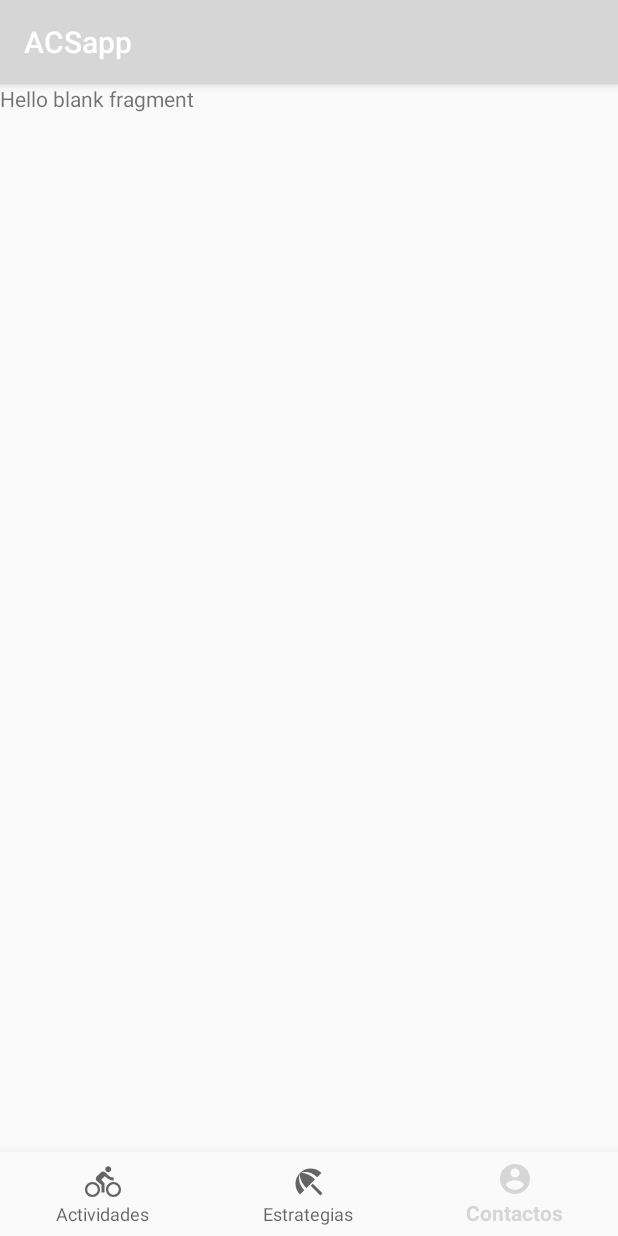
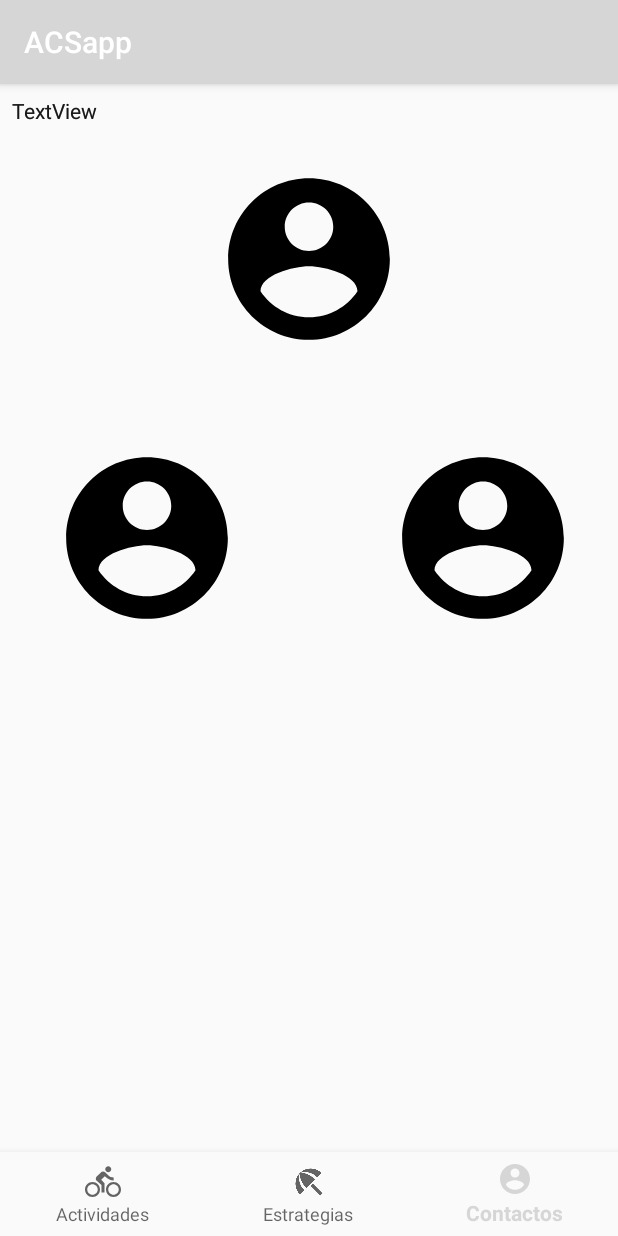
Before and after one commit to andresfelipe9619/ACSapp, an Android app: the screen it shows after launch (HomeActivity), item 3 of the bottom bar chosen, on a phone screen of 412 x 824 dp. Run offline under Robolectric (Android 15) with nearby library versions, the phone set to English and light mode, and no system bars.

Commit message:
splash activity and basic navigation

```diff
--- a/app/build.gradle
+++ b/app/build.gradle
@@ -4,7 +4,7 @@ android {
     compileSdkVersion 26
     defaultConfig {
         applicationId "com.example.hp.acsapp"
-        minSdkVersion 15
+        minSdkVersion 17
         targetSdkVersion 26
         versionCode 1
         versionName "1.0"
--- a/app/src/main/java/com/example/hp/acsapp/HomeActivity.java
+++ b/app/src/main/java/com/example/hp/acsapp/HomeActivity.java
@@ -11,6 +11,7 @@ import android.view.MenuItem;
 import android.widget.TextView;
 
 import com.example.hp.acsapp.actividades.ActividadesFragment;
+import com.example.hp.acsapp.contactos.ContactoFragment;
 import com.example.hp.acsapp.estrategias.EstrategiasFragment;
 import com.example.hp.acsapp.estrategias.EstrategiasPresenter;
 
@@ -19,7 +20,7 @@ import com.example.hp.acsapp.estrategias.EstrategiasPresenter;
  */
 
 public class HomeActivity extends AppCompatActivity implements ActividadesFragment.OnFragmentInteractionListener,
-        EstrategiasFragment.OnFragmentInteractionListener, ContactosFragment.OnFragmentInteractionListener {
+        EstrategiasFragment.OnFragmentInteractionListener, ContactoFragment.OnFragmentInteractionListener {
 
     private EstrategiasPresenter presentadorEstrategias;
     private TextView mTextMessage;
@@ -40,7 +41,7 @@ public class HomeActivity extends AppCompatActivity implements ActividadesFragme
                     transaction.replace(R.id.content, new EstrategiasFragment()).addToBackStack(null).commit();
                     return true;
                 case R.id.navigation_contactos:
-                    transaction.replace(R.id.content, new ContactosFragment()).addToBackStack(null).commit();
+                    transaction.replace(R.id.content, new ContactoFragment()).addToBackStack(null).commit();
                     return true;
             }
             return false;
@@ -52,11 +53,18 @@ public class HomeActivity extends AppCompatActivity implements ActividadesFragme
         super.onCreate(savedInstanceState);
         setContentView(R.layout.activity_home);
 
+        FragmentManager manager = getSupportFragmentManager();
+        FragmentTransaction transaction = manager.beginTransaction();
+
+        transaction.add(R.id.content, new ActividadesFragment())
+                .addToBackStack(null)
+                .commit();
+
         BottomNavigationView navigation = (BottomNavigationView) findViewById(R.id.navigation);
         navigation.setOnNavigationItemSelectedListener(mOnNavigationItemSelectedListener);
 
-        EstrategiasFragment fragmentoEstrategias = new EstrategiasFragment();
-        presentadorEstrategias = new EstrategiasPresenter(fragmentoEstrategias);
+//        EstrategiasFragment fragmentoEstrategias = new EstrategiasFragment();
+//        presentadorEstrategias = new EstrategiasPresenter(fragmentoEstrategias);
 
 
 
--- /dev/null
+++ b/app/src/main/java/com/example/hp/acsapp/SplashScreenActivity.java
@@ -0,0 +1,23 @@
+package com.example.hp.acsapp;
+
+import android.content.Intent;
+import android.os.Handler;
+import android.support.v7.app.AppCompatActivity;
+import android.os.Bundle;
+
+public class SplashScreenActivity extends AppCompatActivity {
+
+    @Override
+    protected void onCreate(Bundle savedInstanceState) {
+        super.onCreate(savedInstanceState);
+        setContentView(R.layout.activity_splash_screen);
+
+        new Handler().postDelayed(new Runnable(){
+            @Override
+            public void run() {
+                Intent intent = new Intent(SplashScreenActivity.this, HomeActivity.class);
+                startActivity(intent);
+            }
+        },3000);
+    }
+}
--- a/app/src/main/java/com/example/hp/acsapp/ContactosFragment.java
+++ b/app/src/main/java/com/example/hp/acsapp/contactos/ContactoFragment.java
@@ -1,4 +1,4 @@
-package com.example.hp.acsapp;
+package com.example.hp.acsapp.contactos;
 
 import android.content.Context;
 import android.net.Uri;
@@ -8,16 +8,17 @@ import android.view.LayoutInflater;
 import android.view.View;
 import android.view.ViewGroup;
 
+import com.example.hp.acsapp.R;
 
 /**
  * A simple {@link Fragment} subclass.
  * Activities that contain this fragment must implement the
- * {@link ContactosFragment.OnFragmentInteractionListener} interface
+ * {@link ContactoFragment.OnFragmentInteractionListener} interface
  * to handle interaction events.
- * Use the {@link ContactosFragment#newInstance} factory method to
+ * Use the {@link ContactoFragment#newInstance} factory method to
  * create an instance of this fragment.
  */
-public class ContactosFragment extends Fragment {
+public class ContactoFragment extends Fragment {
     // TODO: Rename parameter arguments, choose names that match
     // the fragment initialization parameters, e.g. ARG_ITEM_NUMBER
     private static final String ARG_PARAM1 = "param1";
@@ -29,7 +30,7 @@ public class ContactosFragment extends Fragment {
 
     private OnFragmentInteractionListener mListener;
 
-    public ContactosFragment() {
+    public ContactoFragment() {
         // Required empty public constructor
     }
 
@@ -39,11 +40,11 @@ public class ContactosFragment extends Fragment {
      *
      * @param param1 Parameter 1.
      * @param param2 Parameter 2.
-     * @return A new instance of fragment ContactosFragment.
+     * @return A new instance of fragment ContactoFragment.
      */
     // TODO: Rename and change types and number of parameters
-    public static ContactosFragment newInstance(String param1, String param2) {
-        ContactosFragment fragment = new ContactosFragment();
+    public static ContactoFragment newInstance(String param1, String param2) {
+        ContactoFragment fragment = new ContactoFragment();
         Bundle args = new Bundle();
         args.putString(ARG_PARAM1, param1);
         args.putString(ARG_PARAM2, param2);
@@ -64,7 +65,7 @@ public class ContactosFragment extends Fragment {
     public View onCreateView(LayoutInflater inflater, ViewGroup container,
                              Bundle savedInstanceState) {
         // Inflate the layout for this fragment
-        return inflater.inflate(R.layout.fragment_contactos2, container, false);
+        return inflater.inflate(R.layout.fragment_contactos, container, false);
     }
 
     // TODO: Rename method, update argument and hook method into UI event
--- a/app/src/main/res/layout/activity_home.xml
+++ b/app/src/main/res/layout/activity_home.xml
@@ -12,21 +12,26 @@
         android:id="@+id/navigation"
         android:layout_width="0dp"
         android:layout_height="wrap_content"
-        android:layout_marginEnd="0dp"
-        android:layout_marginStart="0dp"
         android:background="?android:attr/windowBackground"
         app:layout_constraintBottom_toBottomOf="parent"
         app:layout_constraintLeft_toLeftOf="parent"
         app:layout_constraintRight_toRightOf="parent"
+        app:layout_constraintTop_toBottomOf="@+id/content"
         app:menu="@menu/navigation" />
 
 
     <FrameLayout
         android:id="@+id/content"
-        android:layout_width="368dp"
-        android:layout_height="439dp"
-        tools:layout_editor_absoluteX="8dp"
-        tools:layout_editor_absoluteY="8dp">
+        android:layout_width="0dp"
+        android:layout_height="0dp"
+        android:layout_marginBottom="8dp"
+        android:layout_marginEnd="8dp"
+        android:layout_marginStart="8dp"
+        android:layout_marginTop="8dp"
+        app:layout_constraintBottom_toTopOf="@+id/navigation"
+        app:layout_constraintEnd_toEndOf="parent"
+        app:layout_constraintStart_toStartOf="parent"
+        app:layout_constraintTop_toTopOf="parent">
 
     </FrameLayout>
 
--- /dev/null
+++ b/app/src/main/res/layout/fragment_contactos.xml
@@ -0,0 +1,79 @@
+<FrameLayout xmlns:android="http://schemas.android.com/apk/res/android"
+    xmlns:app="http://schemas.android.com/apk/res-auto"
+    xmlns:tools="http://schemas.android.com/tools"
+    android:layout_width="match_parent"
+    android:layout_height="match_parent"
+    tools:context="com.example.hp.acsapp.contactos.ContactosFragment">
+
+    <!-- TODO: Update blank fragment layout -->
+
+    <android.support.constraint.ConstraintLayout
+        android:layout_width="match_parent"
+        android:layout_height="match_parent">
+
+        <ImageView
+            android:id="@+id/imageView1"
+            android:layout_width="164dp"
+            android:layout_height="129dp"
+            android:layout_marginEnd="8dp"
+            android:layout_marginStart="8dp"
+            android:layout_marginTop="44dp"
+            app:layout_constraintEnd_toEndOf="parent"
+            app:layout_constraintStart_toStartOf="parent"
+            app:layout_constraintTop_toTopOf="parent"
+            app:srcCompat="@drawable/ic_account_circle_black" />
+
+        <ImageView
+            android:id="@+id/imageView2"
+            android:layout_width="164dp"
+            android:layout_height="129dp"
+            android:layout_marginBottom="8dp"
+            android:layout_marginEnd="8dp"
+            android:layout_marginStart="8dp"
+            android:layout_marginTop="40dp"
+            app:layout_constraintBottom_toBottomOf="parent"
+            app:layout_constraintEnd_toStartOf="@+id/imageView3"
+            app:layout_constraintHorizontal_bias="0.0"
+            app:layout_constraintStart_toStartOf="parent"
+            app:layout_constraintTop_toBottomOf="@+id/imageView1"
+            app:layout_constraintVertical_bias="0.049"
+            app:srcCompat="@drawable/ic_account_circle_black" />
+
+        <ImageView
+            android:id="@+id/imageView3"
+            android:layout_width="164dp"
+            android:layout_height="129dp"
+            android:layout_marginBottom="8dp"
+            android:layout_marginTop="40dp"
+            app:layout_constraintBottom_toBottomOf="parent"
+            app:layout_constraintEnd_toEndOf="parent"
+            app:layout_constraintTop_toBottomOf="@+id/imageView1"
+            app:layout_constraintVertical_bias="0.049"
+            app:srcCompat="@drawable/ic_account_circle_black" />
+
+        <TextView
+            android:id="@+id/textView5"
+            android:layout_width="wrap_content"
+            android:layout_height="wrap_content"
+            android:text="TextView"
+            tools:layout_editor_absoluteX="163dp"
+            tools:layout_editor_absoluteY="173dp" />
+
+        <TextView
+            android:id="@+id/textView6"
+            android:layout_width="wrap_content"
+            android:layout_height="wrap_content"
+            android:text="TextView"
+            tools:layout_editor_absoluteX="59dp"
+            tools:layout_editor_absoluteY="350dp" />
+
+        <TextView
+            android:id="@+id/textView7"
+            android:layout_width="wrap_content"
+            android:layout_height="wrap_content"
+            android:text="TextView"
+            tools:layout_editor_absoluteX="274dp"
+            tools:layout_editor_absoluteY="350dp" />
+
+    </android.support.constraint.ConstraintLayout>
+</FrameLayout>
--- a/app/src/main/res/layout/fragment_contactos2.xml
+++ /dev/null
@@ -1,13 +0,0 @@
-<FrameLayout xmlns:android="http://schemas.android.com/apk/res/android"
-    xmlns:tools="http://schemas.android.com/tools"
-    android:layout_width="match_parent"
-    android:layout_height="match_parent"
-    tools:context="com.example.hp.acsapp.ContactosFragment">
-
-    <!-- TODO: Update blank fragment layout -->
-    <TextView
-        android:layout_width="match_parent"
-        android:layout_height="match_parent"
-        android:text="@string/hello_blank_fragment" />
-
-</FrameLayout>
--- a/app/src/main/res/layout/fragment_estrategias.xml
+++ b/app/src/main/res/layout/fragment_estrategias.xml
@@ -37,7 +37,7 @@
             android:id="@+id/btn_centros_emergencia"
             android:layout_width="180dp"
             android:layout_height="55dp"
-            android:layout_marginBottom="44dp"
+            android:layout_marginBottom="52dp"
             android:text="@string/titulo_emergencia"
             app:layout_constraintBottom_toBottomOf="parent"
             app:layout_constraintEnd_toEndOf="parent"
--- a/app/src/main/res/values/strings.xml
+++ b/app/src/main/res/values/strings.xml
@@ -9,5 +9,7 @@
     <string name="titulo_contactos">Contactos</string>
     <string name="titulo_tecnicas">Tecnicas de Relajacion</string>
     <string name="titulo_mensaes_motivacionales">Mensajes Motivacionales</string>
+    <string name="actividades_intro">"El deporte, las artes y la actividad social \n contribuyen a tu bienestar fisico y mental"</string>
+    <string name="app_intro">"Esta app es solo una herramienta para \nactivar en caso de tener ideas suicidas.\nNo reemplaza la atencion directa de\nun profesional en salud mental"</string>
     <string name="titulo_maps">Map</string>
 </resources>
```
Also changed, not shown: app/src/main/AndroidManifest.xml (+10 -30 lines), app/src/main/java/com/example/hp/acsapp/actividades/ActividadesActivity.java (deleted, +0 -19 lines), app/src/main/java/com/example/hp/acsapp/emergencia/MapsActivity.java (deleted, +0 -47 lines), app/src/main/java/com/example/hp/acsapp/estrategias/EstrategiasActivity.java (deleted, +0 -20 lines), app/src/main/res/drawable/ic_brightness_7_black.xml (added, +9 -0 lines), app/src/main/res/layout/activity_maps.xml (deleted, +0 -8 lines), app/src/main/res/layout/activity_splash_screen.xml (added, +33 -0 lines), app/src/main/res/layout/fragment_actividades.xml (+28 -3 lines), 68 other files.
